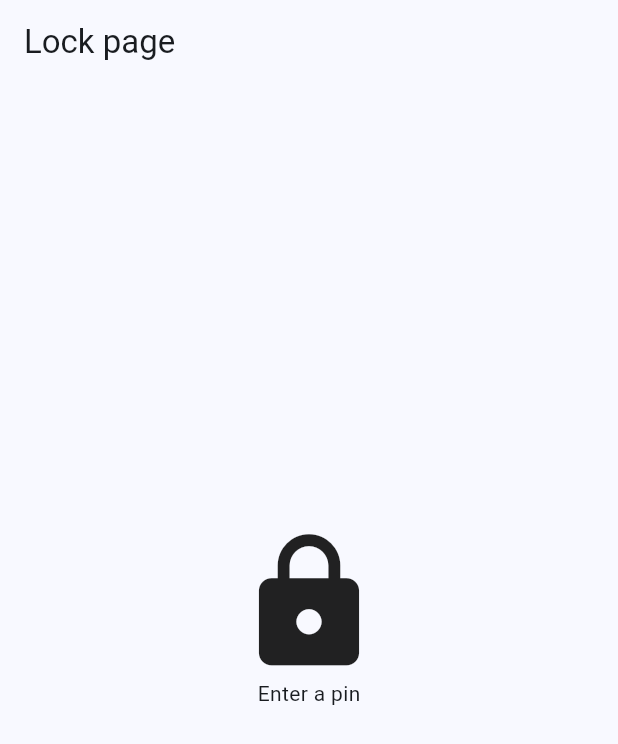
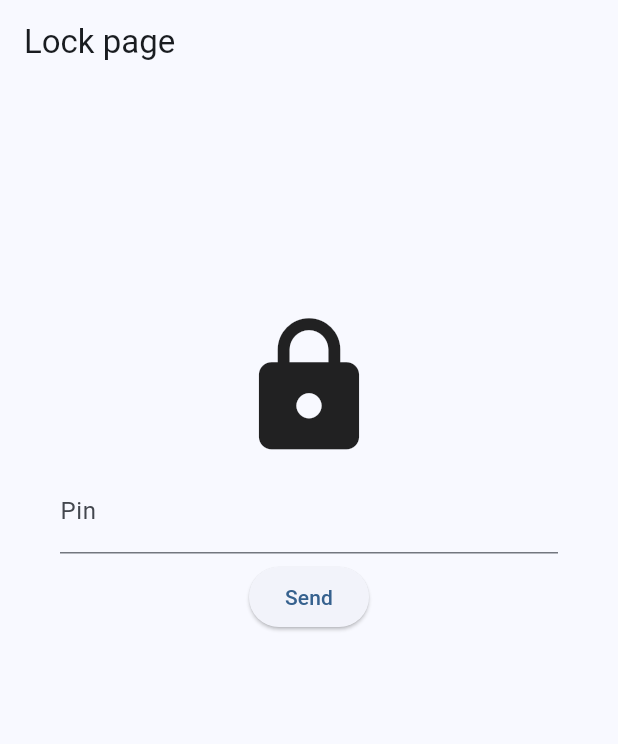
Before and after one commit to hendrici/IoT-Home-Security-Door-Lock, a Flutter app: the screen it shows after launch, on a phone screen of 412 x 824 dp. Shown: the top 744 px of the screen. Run offline on Flutter 3.47's test engine with Material 2 defaults, Android fonts, the phone set to English and light mode, and no system bars; our stand-ins replace flutter_hooks, go_router, hooks_riverpod; missing offline and left inert: mqtt_client.

Commit message:
Working communication with lock

```diff
--- a/lib/pages/lock_page.dart
+++ b/lib/pages/lock_page.dart
@@ -1,38 +1,65 @@
 import 'package:flutter/material.dart';
+import 'package:flutter/services.dart';
 import 'package:flutter_hooks/flutter_hooks.dart';
 import 'package:hooks_riverpod/hooks_riverpod.dart';
 import 'package:lock_app/providers/lock_state_provider.dart';
 import 'package:lock_app/providers/mqtt_provider.dart';
+
+const lockStatusTopic = "brendan/lockStatus/";
+const pinOutputTopic = "brendan/pinEntry/";
 
 class LockPage extends HookConsumerWidget {
   const LockPage({Key? key}) : super(key: key);
 
   @override
   Widget build(BuildContext context, WidgetRef ref) {
+    var pinInput = "none";
     ref.read(mqttProvider).connect();
     ref.read(mqttProvider).subscribe(
-        "brendan/lockStatus/",
+        lockStatusTopic,
         ((data) => ref
             .read(lockStateProvider.notifier)
-            .setLockState(data.contains("true"))));
+            .setLockState(data.contains("unlocked"))));
     return AppBar(
       title: const Text("Lock page"),
       flexibleSpace: Padding(
         padding: const EdgeInsets.all(8),
         child: Column(
-          mainAxisAlignment: MainAxisAlignment.center,
+          mainAxisAlignment: MainAxisAlignment.start,
           crossAxisAlignment: CrossAxisAlignment.center,
           children: [
+            const SizedBox(
+              height: 200,
+            ),
             Consumer(
               builder: (context, ref, child) {
-                final lockState = ref.watch(lockStateProvider);
+                var lockState = ref.watch(lockStateProvider);
                 return Icon(
-                  lockState != null ? Icons.lock : Icons.lock_open,
+                  lockState as bool ? Icons.lock_open : Icons.lock,
                   size: 100,
                 );
               },
             ),
-            const Text("Enter a pin"),
+            Padding(
+              padding: const EdgeInsets.fromLTRB(32, 5, 32, 5),
+              child: TextFormField(
+                inputFormatters: [FilteringTextInputFormatter.digitsOnly],
+                decoration: const InputDecoration(
+                  hintText: 'Enter a pin',
+                  labelText: 'Pin',
+                ),
+                onChanged: (String? value) {
+                  pinInput = value ?? "none";
+                },
+                validator: (String? value) {
+                  return (value != null) ? 'Do not use the @ char.' : null;
+                },
+              ),
+            ),
+            ElevatedButton(
+                onPressed: () =>
+                    ref.read(mqttProvider).publish(pinOutputTopic, pinInput),
+                child: const Text("Send")),
           ],
         ),
       ),
```
Also changed, not shown: lib/providers/mqtt_provider.dart (+13 -11 lines), 2 other files.
